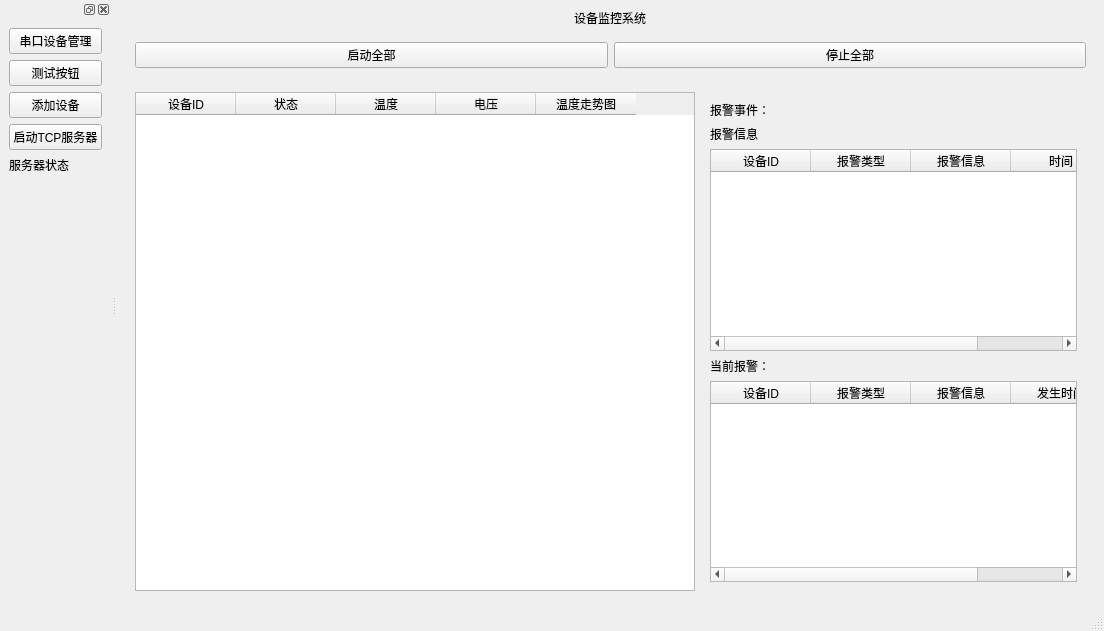
Before: the Qt Designer form UI/mainwindow.ui in Chick9N/MonitoringSystem, drawn with Qt 5.
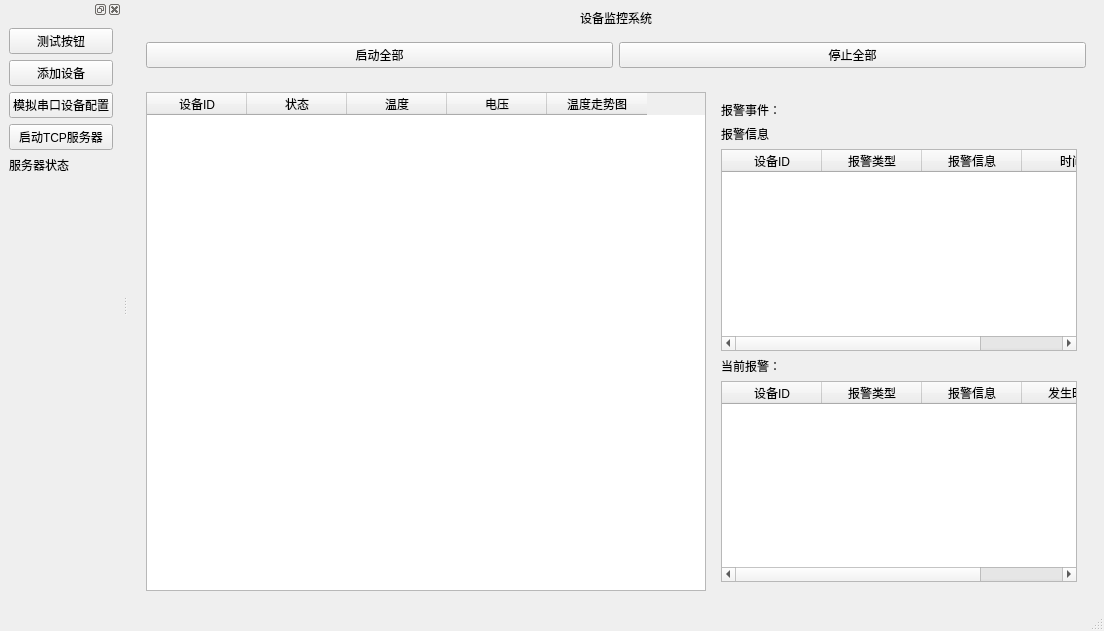
After: the same form once the commit is applied.

Commit message: 实现自定义串口通信及模拟设备联调

Diff of the .ui file:
```diff
--- a/UI/mainwindow.ui
+++ b/UI/mainwindow.ui
@@ -186,13 +186,6 @@
    </attribute>
    <widget class="QWidget" name="dockWidgetContents">
     <layout class="QVBoxLayout" name="verticalLayout_3">
-     <item>
-      <widget class="QPushButton" name="serialConfigBtn">
-       <property name="text">
-        <string>串口设备管理</string>
-       </property>
-      </widget>
-     </item>
      <item>
       <widget class="QPushButton" name="testBtn">
        <property name="text">
@@ -207,6 +200,13 @@
        </property>
       </widget>
      </item>
+     <item>
+      <widget class="QPushButton" name="mockSerialConfigBtn">
+       <property name="text">
+        <string>模拟串口设备配置</string>
+       </property>
+      </widget>
+     </item>
      <item>
       <widget class="QPushButton" name="tcpServerBtn">
        <property name="text">
```
The commit also changes 15 other files.
